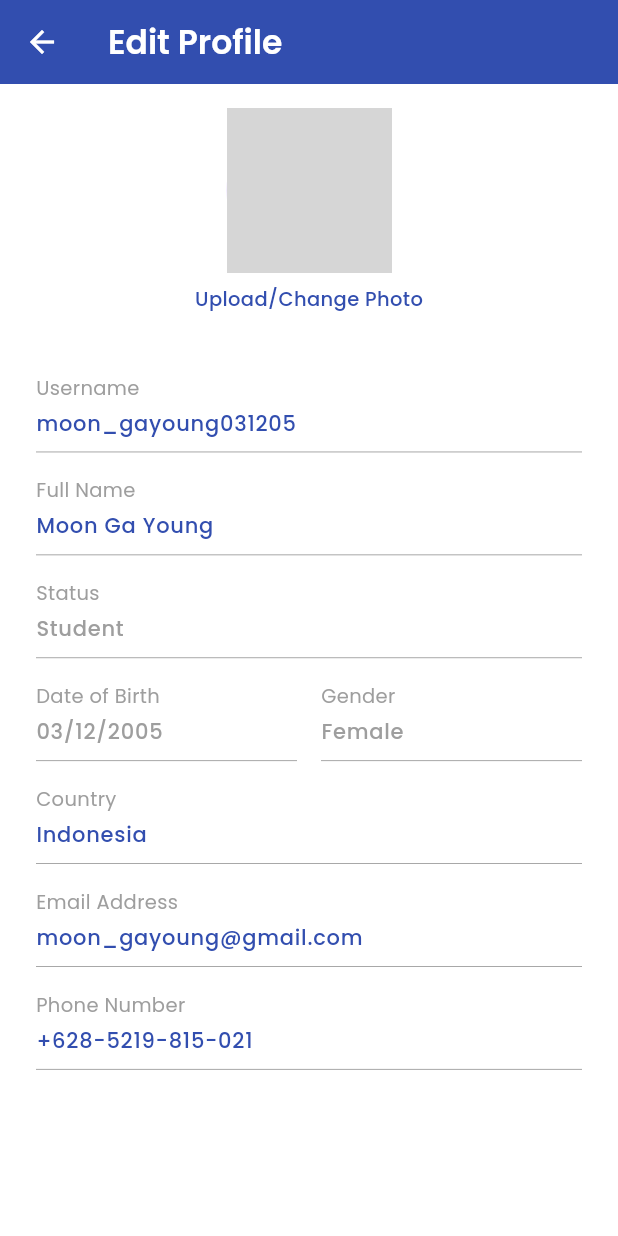
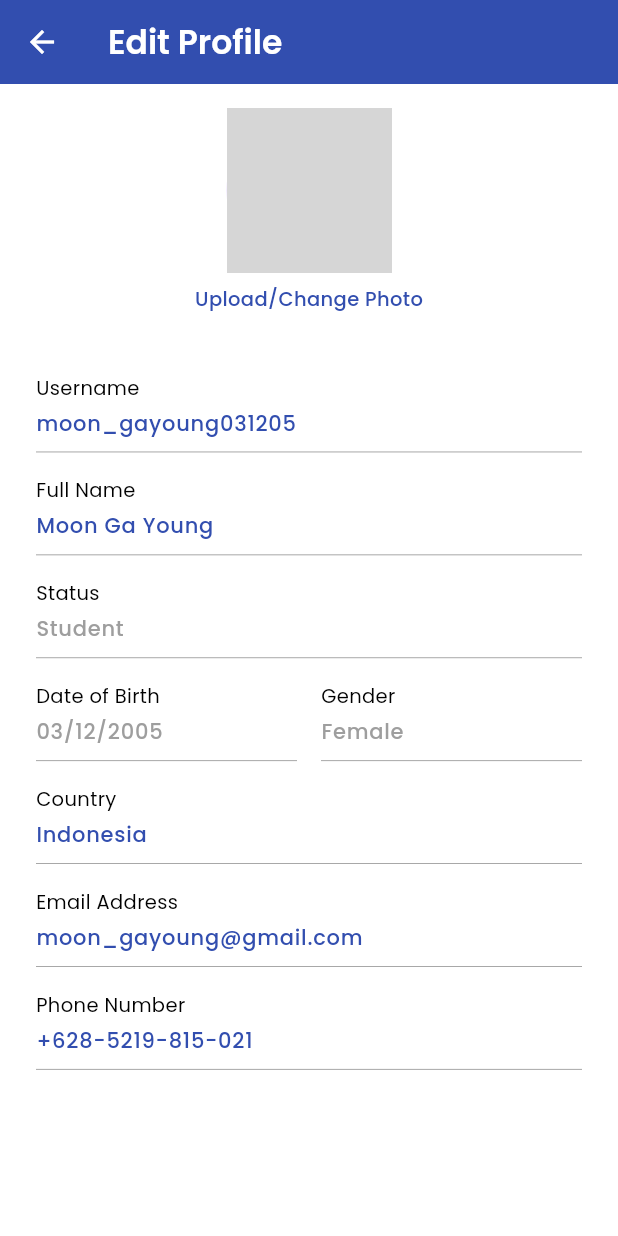
Before and after one commit to Thienry18/project-mobile, a Flutter app: the EditProfileScreen screen opened directly, on a phone screen of 412 x 824 dp. Run offline on Flutter 3.47's test engine with Material 3 defaults, Android fonts, the phone set to English and light mode, and no system bars; our stand-ins replace country_picker, flutter_speed_dial, flutter_svg, google_fonts, image_picker, share_plus and 2 more; accounts and stored records are empty; network calls fail; grey boxes are pictures that could not be loaded.

Commit message:
menambahkan detail

```diff
--- a/lib/screens/edit_profile.dart
+++ b/lib/screens/edit_profile.dart
@@ -78,7 +78,7 @@ class _EditProfileScreenState extends State<EditProfileScreen> {
                       style: GoogleFonts.poppins(
                         fontSize: 13,
                         fontWeight: FontWeight.w500,
-                        color: blueColor,
+                        color: const Color(0xFF324EAF),
                       ),
                     ),
                   ),
@@ -88,10 +88,10 @@ class _EditProfileScreenState extends State<EditProfileScreen> {
             const SizedBox(height: 24),
 
             _buildLabel("Username"),
-            _buildTextField(_usernameController, blueColor),
+            _buildTextField(_usernameController, const Color(0xFF324EAF)),
 
             _buildLabel("Full Name"),
-            _buildTextField(_fullnameController, blueColor),
+            _buildTextField(_fullnameController, const Color(0xFF324EAF)),
 
             _buildLabel("Status"),
             _buildTextField(_statusController, grayTextColor, readOnly: true),
@@ -129,13 +129,13 @@ class _EditProfileScreenState extends State<EditProfileScreen> {
             ),
 
             _buildLabel("Country"),
-            _buildTextField(_countryController, blueColor),
+            _buildTextField(_countryController, const Color(0xFF324EAF)),
 
             _buildLabel("Email Address"),
-            _buildTextField(_emailController, blueColor),
+            _buildTextField(_emailController, const Color(0xFF324EAF)),
 
             _buildLabel("Phone Number"),
-            _buildTextField(_phoneController, blueColor),
+            _buildTextField(_phoneController, const Color(0xFF324EAF)),
           ],
         ),
       ),
@@ -148,7 +148,7 @@ class _EditProfileScreenState extends State<EditProfileScreen> {
       child: Text(
         label,
         textAlign: TextAlign.left,
-        style: GoogleFonts.poppins(fontSize: 13, color: Colors.grey),
+        style: GoogleFonts.poppins(fontSize: 13, color: Colors.black),
       ),
     );
   }
```
